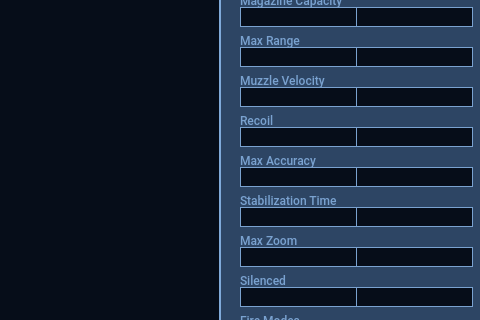
Above: platoonsetup.ui from cdur00q/GhostReconPlatoonSetupTool before the change; both pictures show x 310 to 790 and y 113 to 433 of the 790 by 630 pixel window. Below: the same form after it.
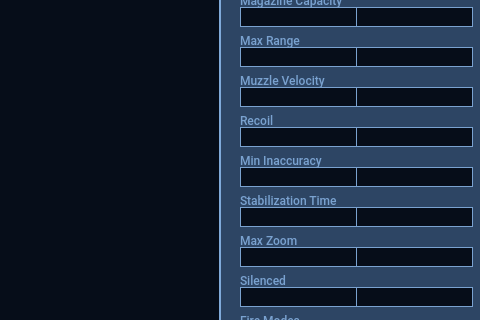
That is the form after the change.

```diff
--- a/platoonsetup.ui
+++ b/platoonsetup.ui
@@ -889,7 +889,7 @@
      </font>
     </property>
     <property name="text">
-     <string>Max Accuracy</string>
+     <string>Min Inaccuracy</string>
     </property>
    </widget>
    <widget class="QLineEdit" name="leAccuracy1">
```
